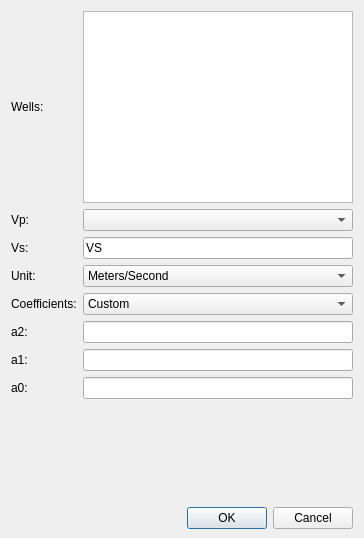
Before: the Qt Designer form ProzessUI/castagnadialog.ui in fsoos74/su, drawn with Qt 5.
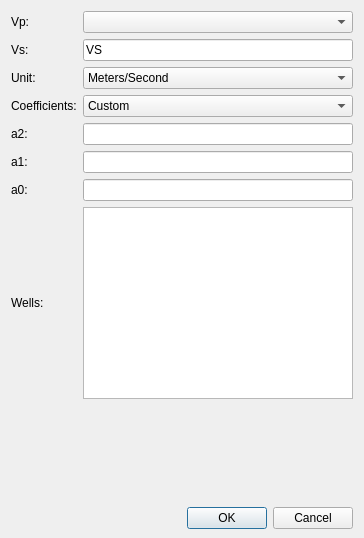
After: the same form once the commit is applied.

Commit message: select log and then wells

Diff of the .ui file:
```diff
--- a/ProzessUI/castagnadialog.ui
+++ b/ProzessUI/castagnadialog.ui
@@ -72,20 +72,6 @@
        </property>
       </widget>
      </item>
-     <item row="0" column="0">
-      <widget class="QLabel" name="label">
-       <property name="text">
-        <string>Wells:</string>
-       </property>
-      </widget>
-     </item>
-     <item row="0" column="2">
-      <widget class="QListWidget" name="lwWells">
-       <property name="selectionMode">
-        <enum>QAbstractItemView::ExtendedSelection</enum>
-       </property>
-      </widget>
-     </item>
      <item row="4" column="0">
       <widget class="QLabel" name="label_3">
        <property name="text">
@@ -161,6 +147,20 @@
        </item>
       </widget>
      </item>
+     <item row="8" column="2">
+      <widget class="QListWidget" name="lwWells">
+       <property name="selectionMode">
+        <enum>QAbstractItemView::ExtendedSelection</enum>
+       </property>
+      </widget>
+     </item>
+     <item row="8" column="0">
+      <widget class="QLabel" name="label">
+       <property name="text">
+        <string>Wells:</string>
+       </property>
+      </widget>
+     </item>
     </layout>
    </item>
    <item>
```
Left out of the diff: 1 changed line with no effect on the pictures. The commit also changes 5 other files.
